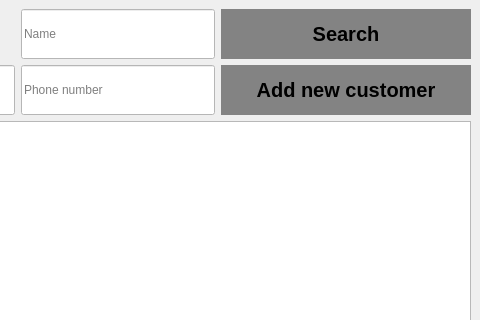
The window that forms/customers_manager_GUI.ui (nasserahmed96/invoces_manager) describes before a commit, drawn with Qt 5; both pictures show x 520 to 1000 and y 0 to 320 of the 1000 by 800 pixel window.
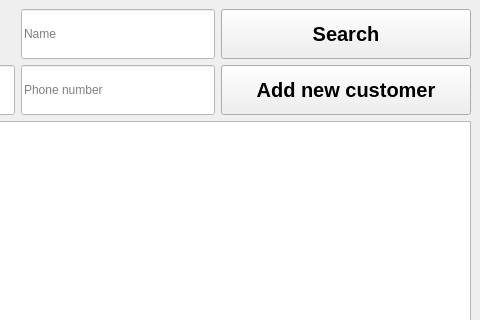
The same window after the commit.

Commit message: Added unique Stylesheet for all QPushButtons, Edited products table view

```diff
--- a/forms/customers_manager_GUI.ui
+++ b/forms/customers_manager_GUI.ui
@@ -36,21 +36,7 @@
   </property>
   <widget class="QWidget" name="centralwidget">
    <property name="styleSheet">
-    <string notr="true">QPushButton{
-  background-color: #838383;
-  border: none;
-  color: black;
-  text-align: center;
-  text-decoration: none;
-}
-QPushButton:hover{
-background-color: #585858;
-}
-QPushButton:pressed{
-background-color:rgb(54, 54, 54);
-}
-
-</string>
+    <string notr="true"/>
    </property>
    <layout class="QVBoxLayout" name="verticalLayout">
     <item>
```
Left out of the diff: 15 changed lines with no effect on the pictures. The commit also changes 9 other files.
